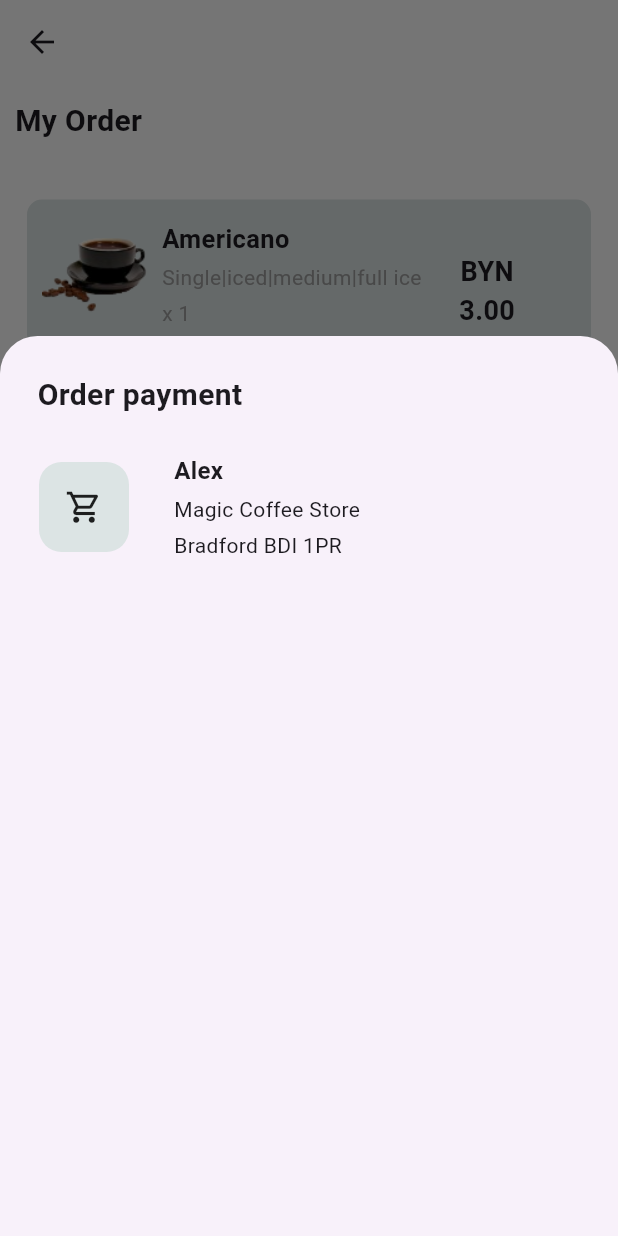
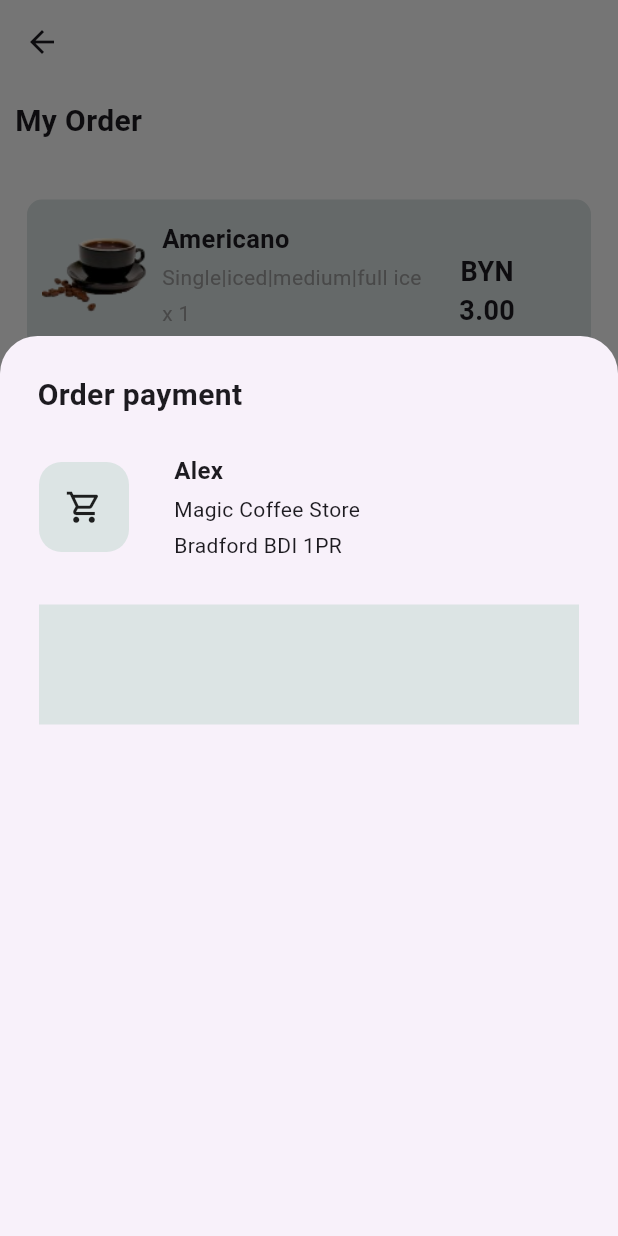
Before and after one commit to AthiraaAthi/CofeeShop_App, a Flutter app: the OrderScreen screen opened directly, after a tap on "Next", on a phone screen of 412 x 824 dp. Run offline on Flutter 3.47's test engine with Material 3 defaults, Android fonts, the phone set to English and light mode, and no system bars; drawn by our look-alikes of flutter_slidable; our stand-ins replace google_fonts, pinput.

Commit message:
added color to the container

```diff
--- a/lib/view/order_screen/order_screen.dart
+++ b/lib/view/order_screen/order_screen.dart
@@ -253,7 +253,7 @@ class _OrderScreenState extends State<OrderScreen> {
               Container(
                 height: 80,
                 width: 360,
-                decoration: BoxDecoration(),
+                decoration: BoxDecoration(color: ColorConstant.grey),
               )
             ],
           ),
```
